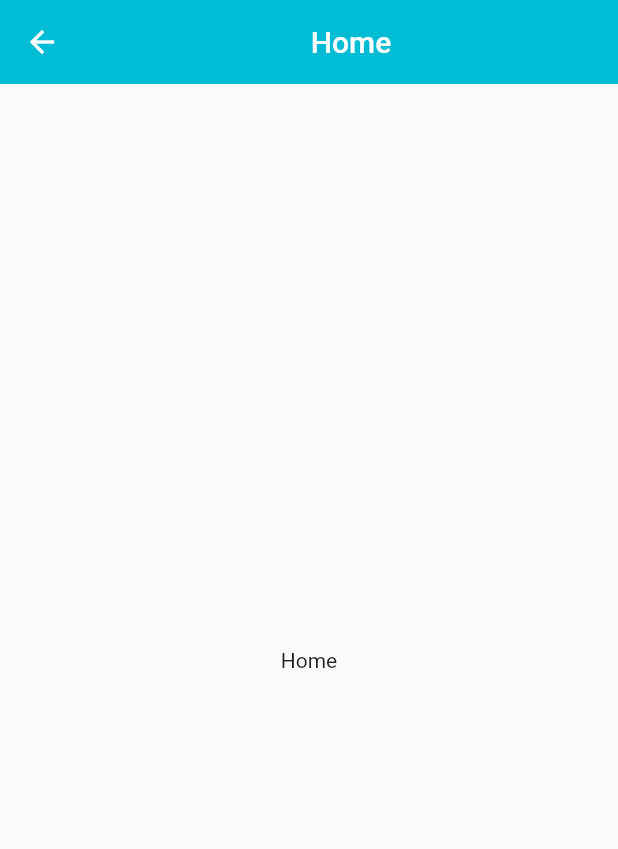
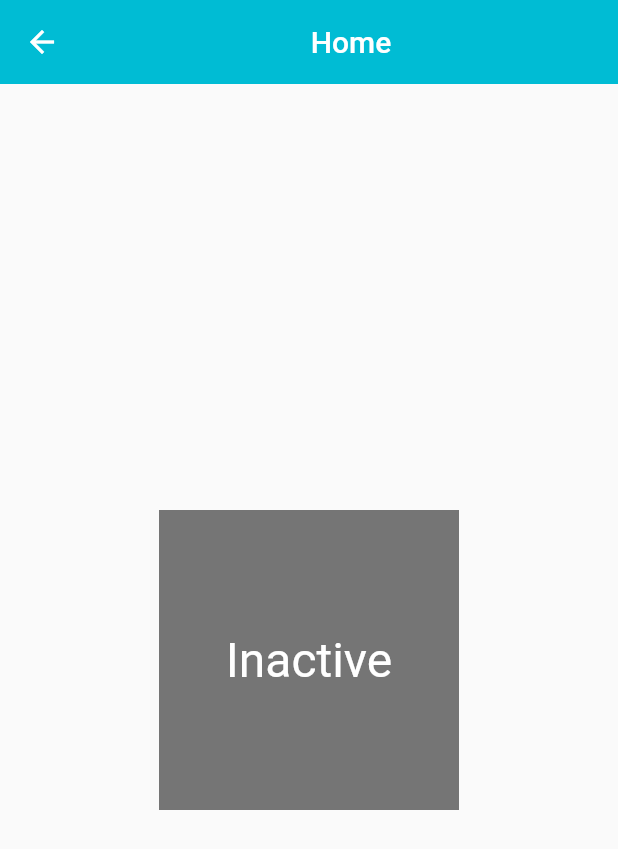
Before and after one commit to 8zca/flutterweb, a Flutter app: the Home screen opened by its route, on a phone screen of 412 x 824 dp. Shown: the top 849 px of the screen. Run offline on Flutter 3.47's test engine with Material 2 defaults, Android fonts, the phone set to English and light mode, and no system bars; missing offline and left inert: flutter_web; network calls fail.

Commit message:
statefull widget

```diff
--- a/lib/main.dart
+++ b/lib/main.dart
@@ -98,10 +98,24 @@ class Login extends StatelessWidget {
   }
 }
 
-class Home extends StatelessWidget {
+class Home extends StatefulWidget {
   Home({Key key, this.title}) : super(key: key);
+  final String title;
 
+  @override
+  _ParentWidgetState createState() => _ParentWidgetState(title: title);
+}
+
+class _ParentWidgetState extends State<Home> {
+  _ParentWidgetState({Key key, this.title});
   final String title;
+  bool _active = false;
+
+  void _handleTapboxChanged(bool newValue) {
+    setState(() {
+      _active = newValue;
+    });
+  }
 
   @override
   Widget build(BuildContext context) {
@@ -117,15 +131,44 @@ class Home extends StatelessWidget {
         elevation: 0
       ),
       body: Center(
-        child: Column(
-          mainAxisAlignment: MainAxisAlignment.center,
-          children: <Widget>[
-            Container(
-              child: Text('Home'),
-            )
-          ]
+        child: Container(
+          child: TapboxB(
+            active: _active,
+            onChanged: _handleTapboxChanged,
+          ),
         )
-      ) // This trailing comma makes auto-formatting nicer for build methods.
+      )
     );
   }
 }
+
+// StatelessWidget継承
+class TapboxB extends StatelessWidget {
+  TapboxB({Key key, this.active: false, @required this.onChanged}) : super(key: key);
+
+  final bool active;
+  final ValueChanged<bool> onChanged;
+
+  void _handleTap() {
+    onChanged(!active);
+  }
+
+  Widget build(BuildContext context) {
+    return GestureDetector(
+      onTap: _handleTap,
+      child: Container(
+        child: Center(
+          child: Text(
+            active ? 'Active' : 'Inactive',
+            style: TextStyle(fontSize: 32.0, color: Colors.white),
+          ),
+        ),
+        width: 200.0,
+        height: 200.0,
+        decoration: BoxDecoration(
+          color: active ? Colors.lightGreen[700] : Colors.grey[600],
+        ),
+      ),
+    );
+  }
+}
```
